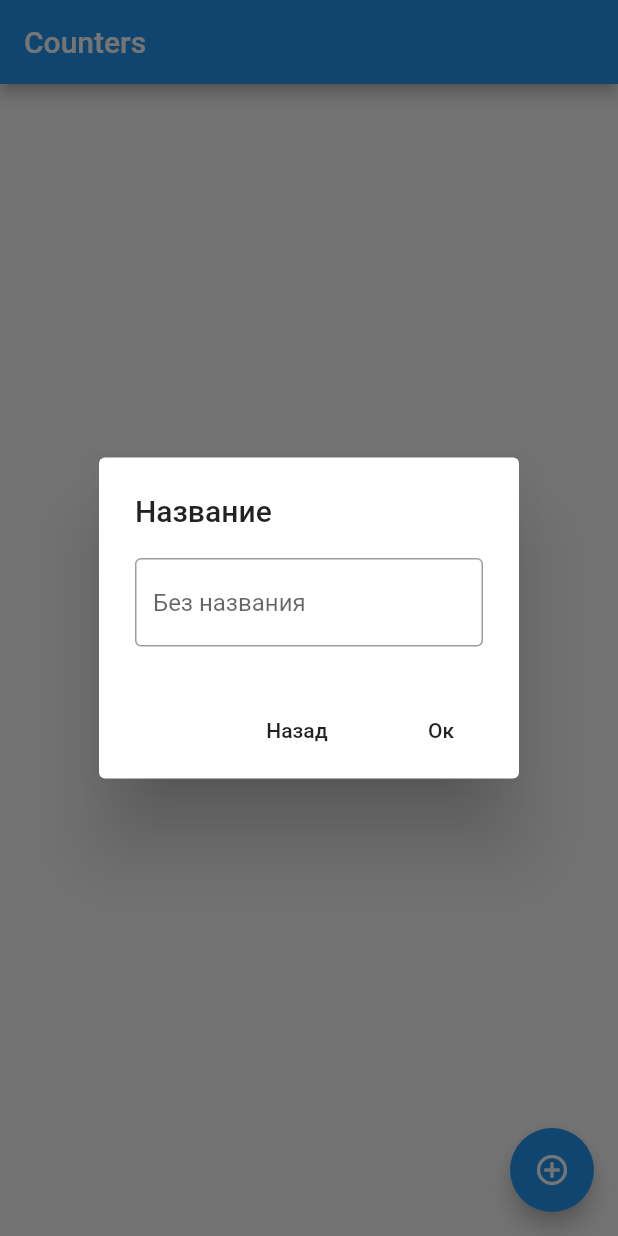
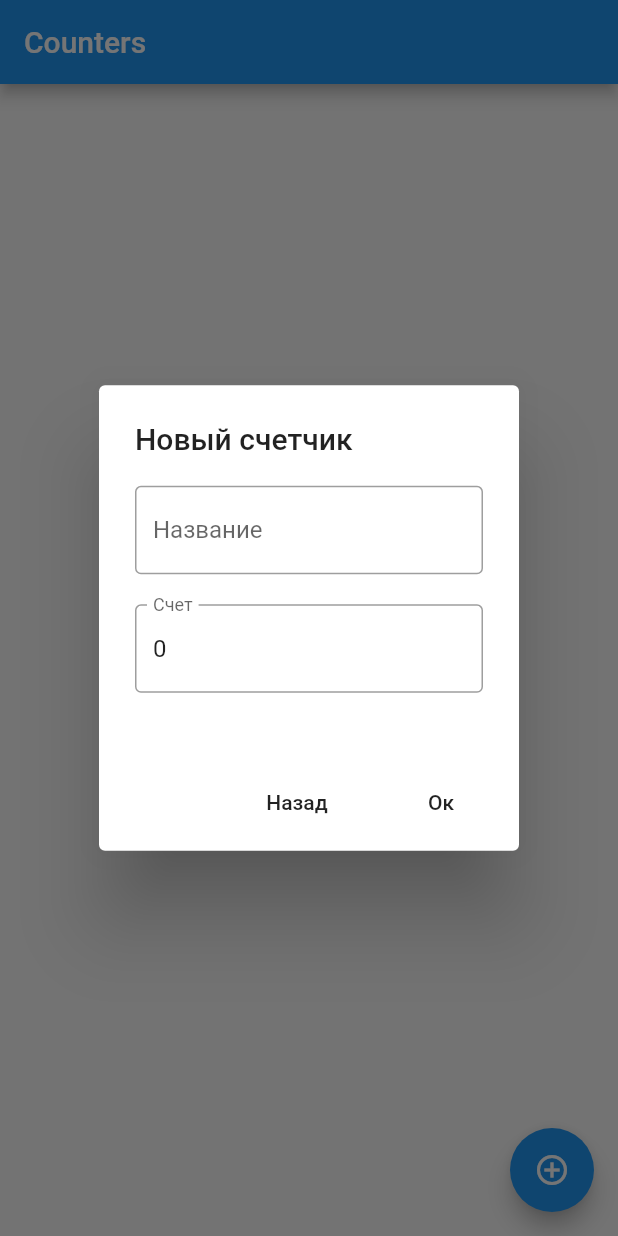
Before and after one commit to AndrewVorotyntsev/multi_counter, a Flutter app: the screen it shows after launch, after a tap on the "add circle outline" icon, on a phone screen of 412 x 824 dp. Run offline on Flutter 3.47's test engine with Material 2 defaults, Android fonts, the phone set to English and light mode, and no system bars; our stand-ins replace flutter_bloc, hive, hive_flutter; accounts and stored records are empty; statements that could not run were skipped.

Commit message:
Задает начальные значения счетчикам

```diff
--- a/lib/bloc/counters_list_bloc.dart
+++ b/lib/bloc/counters_list_bloc.dart
@@ -13,7 +13,7 @@ class CountersListBloc extends Bloc<CountersListEvent, List<CounterData>> {
     DBHelper dbHelper = HiveDBHelper();
 
     if (event is AddNewCounterEvent) {
-      dbHelper.addNewCounter(event.name);
+      dbHelper.addNewCounter(event.name, event.count);
       yield dbHelper.getListCounters();
     } else if (event is GetCountersEvent) {
       yield dbHelper.getListCounters();
--- a/lib/bloc/events/counters_list_events.dart
+++ b/lib/bloc/events/counters_list_events.dart
@@ -4,7 +4,8 @@ class GetCountersEvent extends CountersListEvent {}
 
 class AddNewCounterEvent extends CountersListEvent {
   String name;
-  AddNewCounterEvent(this.name);
+  int count;
+  AddNewCounterEvent(this.name, this.count);
 }
 
 class DeleteCounterEvent extends CountersListEvent {
--- a/lib/db/DBHelper.dart
+++ b/lib/db/DBHelper.dart
@@ -1,7 +1,7 @@
 import 'package:multi_counter/model/CounterData.dart';
 
 abstract class DBHelper {
-  void addNewCounter(String name) ;
+  void addNewCounter(String name, int count);
 
   List<CounterData> getListCounters();
 
--- a/lib/db/HiveDBHelper.dart
+++ b/lib/db/HiveDBHelper.dart
@@ -6,11 +6,11 @@ import 'DBHelper.dart';
 
 class HiveDBHelper implements DBHelper {
   @override
-  void addNewCounter(String name) {
+  void addNewCounter(String name, int count) {
     var box = Hive.box<CounterModel>("counter");
     CounterModel counterModel = CounterModel()
       ..name = name
-      ..count = 0;
+      ..count = count;
     box.add(counterModel);
   }
 
--- a/lib/pages/counter_list.dart
+++ b/lib/pages/counter_list.dart
@@ -79,20 +79,39 @@ class _CounterListPageState extends State<CounterListPage> {
   }
 
   createDialog(BuildContext context) {
-    TextEditingController controller = TextEditingController();
+    TextEditingController nameController = TextEditingController();
+    TextEditingController countController = TextEditingController();
+    countController.text = "${0}";
 
     return showDialog(
         context: context,
         builder: (context) {
           return AlertDialog(
-            title: Text("Название"),
-            content: TextField(
-              decoration :
-              InputDecoration(
-                border: OutlineInputBorder(),
-                hintText: 'Без названия',
+            title: Text("Новый счетчик"),
+            content: FractionallySizedBox(
+              heightFactor: 0.25,
+              child: Column(
+                children: [
+                  TextField(
+                    keyboardType: TextInputType.number,
+                    decoration: InputDecoration(
+                      labelText: "Название",
+                      border: OutlineInputBorder(),
+                      hintText: 'Без названия',
+                    ),
+                    controller: nameController,
+                  ),
+                  Padding(padding: EdgeInsets.symmetric(vertical: 10)),
+                  TextField(
+                    decoration: InputDecoration(
+                      labelText: "Счет",
+                      border: OutlineInputBorder(),
+                      hintText: '0',
+                    ),
+                    controller: countController,
+                  ),
+                ],
               ),
-              controller: controller,
             ),
             actions: <Widget>[
               MaterialButton(
@@ -106,7 +125,7 @@ class _CounterListPageState extends State<CounterListPage> {
                 onPressed: () {
                   context
                       .read<CountersListBloc>()
-                      .add(AddNewCounterEvent(controller.text));
+                      .add(AddNewCounterEvent(nameController.text.trim(), int.parse(countController.text.trim())));
                   Navigator.of(context).pop();
                 },
               ),
```
